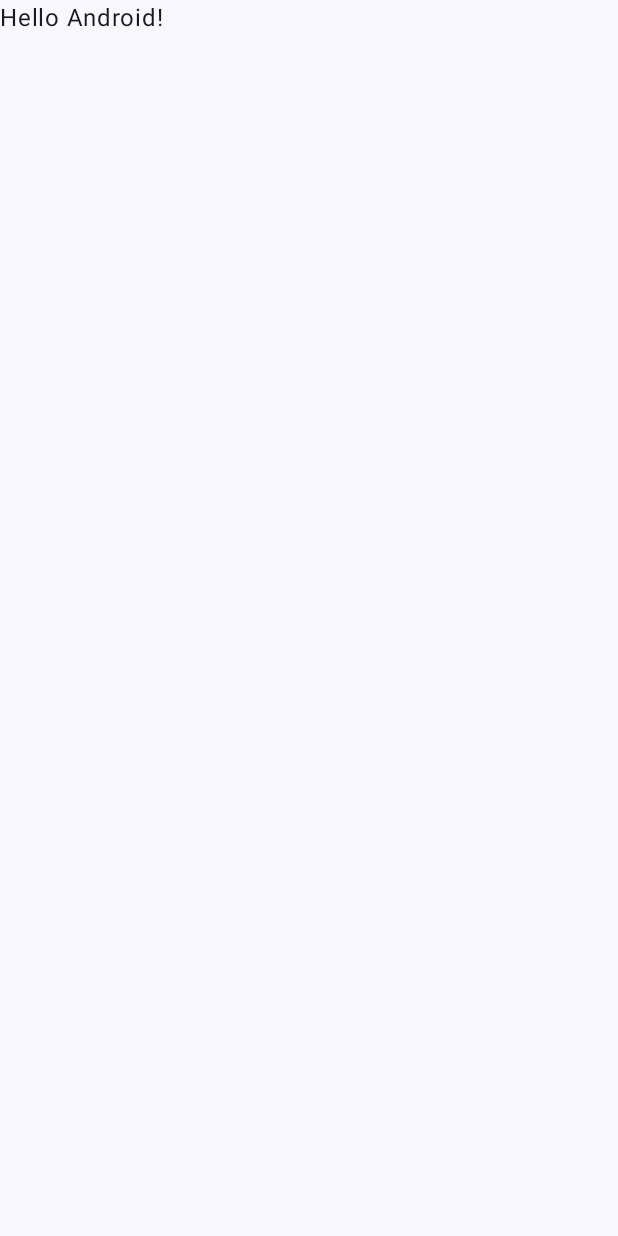
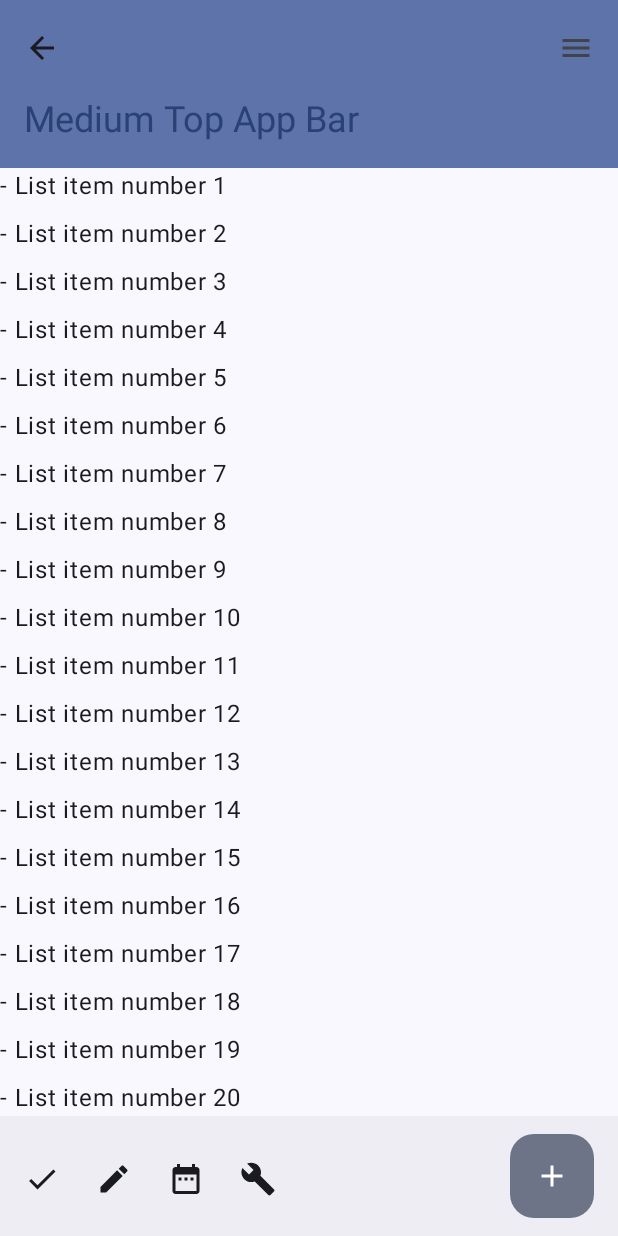
Before and after one commit to Eztrela/PDM, an Android app built with Jetpack Compose: the screen it shows after launch (MainActivity), on a phone screen of 412 x 824 dp. Before the commit the screen is almost empty. Run offline under Robolectric (Android 15) with nearby library versions, the phone set to English and light mode, and no system bars.

Commit message:
final pratica barra app

```diff
--- a/app/src/main/java/com/example/myapp/MainActivity.kt
+++ b/app/src/main/java/com/example/myapp/MainActivity.kt
@@ -4,44 +4,162 @@ import android.os.Bundle
 import androidx.activity.ComponentActivity
 import androidx.activity.compose.setContent
 import androidx.activity.enableEdgeToEdge
+import androidx.compose.foundation.layout.Arrangement
+import androidx.compose.foundation.layout.Column
+import androidx.compose.foundation.layout.PaddingValues
+import androidx.compose.foundation.layout.Row
 import androidx.compose.foundation.layout.fillMaxSize
 import androidx.compose.foundation.layout.padding
+import androidx.compose.foundation.lazy.LazyColumn
+import androidx.compose.material.icons.Icons
+import androidx.compose.material.icons.automirrored.filled.ArrowBack
+import androidx.compose.material.icons.filled.Add
+import androidx.compose.material.icons.filled.Build
+import androidx.compose.material.icons.filled.Check
+import androidx.compose.material.icons.filled.DateRange
+import androidx.compose.material.icons.filled.Edit
+import androidx.compose.material.icons.filled.Menu
+import androidx.compose.material3.BottomAppBar
+import androidx.compose.material3.BottomAppBarDefaults
+import androidx.compose.material3.CenterAlignedTopAppBar
+import androidx.compose.material3.ExperimentalMaterial3Api
+import androidx.compose.material3.FloatingActionButton
+import androidx.compose.material3.FloatingActionButtonDefaults
+import androidx.compose.material3.Icon
+import androidx.compose.material3.IconButton
+import androidx.compose.material3.MaterialTheme
+import androidx.compose.material3.MediumTopAppBar
 import androidx.compose.material3.Scaffold
 import androidx.compose.material3.Text
+import androidx.compose.material3.TopAppBar
+import androidx.compose.material3.TopAppBarDefaults
+import androidx.compose.material3.rememberTopAppBarState
 import androidx.compose.runtime.Composable
 import androidx.compose.ui.Modifier
+import androidx.compose.ui.input.nestedscroll.nestedScroll
+import androidx.compose.ui.text.style.TextOverflow
 import androidx.compose.ui.tooling.preview.Preview
+import androidx.compose.ui.unit.dp
 import com.example.myapp.ui.theme.MyAppTheme
 
 class MainActivity : ComponentActivity() {
+    @OptIn(ExperimentalMaterial3Api::class)
     override fun onCreate(savedInstanceState: Bundle?) {
         super.onCreate(savedInstanceState)
         enableEdgeToEdge()
         setContent {
             MyAppTheme {
                 Scaffold(modifier = Modifier.fillMaxSize()) { innerPadding ->
-                    Greeting(
-                        name = "Android",
-                        modifier = Modifier.padding(innerPadding)
-                    )
+                            MediumTopAppBarExample()
                 }
             }
         }
     }
 }
 
+@OptIn(ExperimentalMaterial3Api::class)
 @Composable
-fun Greeting(name: String, modifier: Modifier = Modifier) {
-    Text(
-        text = "Hello $name!",
-        modifier = modifier
-    )
+fun MediumTopAppBarExample() {
+    var scrollBehavior = TopAppBarDefaults.enterAlwaysScrollBehavior(rememberTopAppBarState())
+
+    Scaffold(
+        modifier = Modifier.nestedScroll(scrollBehavior.nestedScrollConnection),
+        topBar = {
+            MediumTopAppBar(
+                colors = TopAppBarDefaults.topAppBarColors(
+                    containerColor = MaterialTheme.colorScheme.primaryContainer,
+                    titleContentColor = MaterialTheme.colorScheme.primary,
+                ),
+                title = {
+                    Text(
+                        "Medium Top App Bar",
+                        maxLines = 1,
+                        overflow = TextOverflow.Ellipsis
+                    )
+                },
+                navigationIcon = {
+                    IconButton(onClick = { /* do something */ }) {
+                        Icon(
+                            imageVector = Icons.AutoMirrored.Filled.ArrowBack,
+                            contentDescription = "Localized description"
+                        )
+                    }
+                },
+                actions = {
+                    IconButton(onClick = {}) {
+                        Icon(
+                            imageVector = Icons.Filled.Menu,
+                            contentDescription = "Localized description"
+                        )
+                    }
+                },
+                scrollBehavior = scrollBehavior
+            )
+        },
+        bottomBar = {
+            BottomAppBar(
+                actions = {
+                    IconButton(onClick = { /* do something */ }) {
+                        Icon(Icons.Filled.Check, contentDescription = "Localized description")
+                    }
+                    IconButton(onClick = { /* do something */ }) {
+                        Icon(
+                            Icons.Filled.Edit,
+                            contentDescription = "Localized description",
+                        )
+                    }
+                    IconButton(onClick = { /* do something */ }) {
+                        Icon(
+                            Icons.Filled.DateRange,
+                            contentDescription = "Localized description",
+                        )
+                    }
+                    IconButton(onClick = { /* do something */ }) {
+                        Icon(
+                            Icons.Filled.Build,
+                            contentDescription = "Localized description",
+                        )
+                    }
+                },
+                floatingActionButton = {
+                    FloatingActionButton(
+                        onClick = { /* do something */ },
+                        containerColor = BottomAppBarDefaults.bottomAppBarFabColor,
+                        elevation = FloatingActionButtonDefaults.bottomAppBarFabElevation()
+                    ) {
+                        Icon(Icons.Filled.Add, "Localized description")
+                    }
+                }
+            )
+        },
+
+    ) { innerPadding ->
+        ScrollContent(innerPadding)
+    }
 }
 
+@Composable
+fun ScrollContent(innerPadding: PaddingValues) {
+    val range = 1..100
+
+    LazyColumn(
+        modifier = Modifier
+            .fillMaxSize(),
+        contentPadding = innerPadding,
+        verticalArrangement = Arrangement.spacedBy(8.dp)
+    ) {
+        items(range.count()) { index ->
+            Text(text = "- List item number ${index + 1}")
+        }
+    }
+}
+
+@OptIn(ExperimentalMaterial3Api::class)
 @Preview(showBackground = true)
 @Composable
 fun GreetingPreview() {
     MyAppTheme {
-        Greeting("Android")
+        CenterAlignedTopAppBar(title = { Text(text = "Centered Top App Bar") })
+
     }
 }
```
